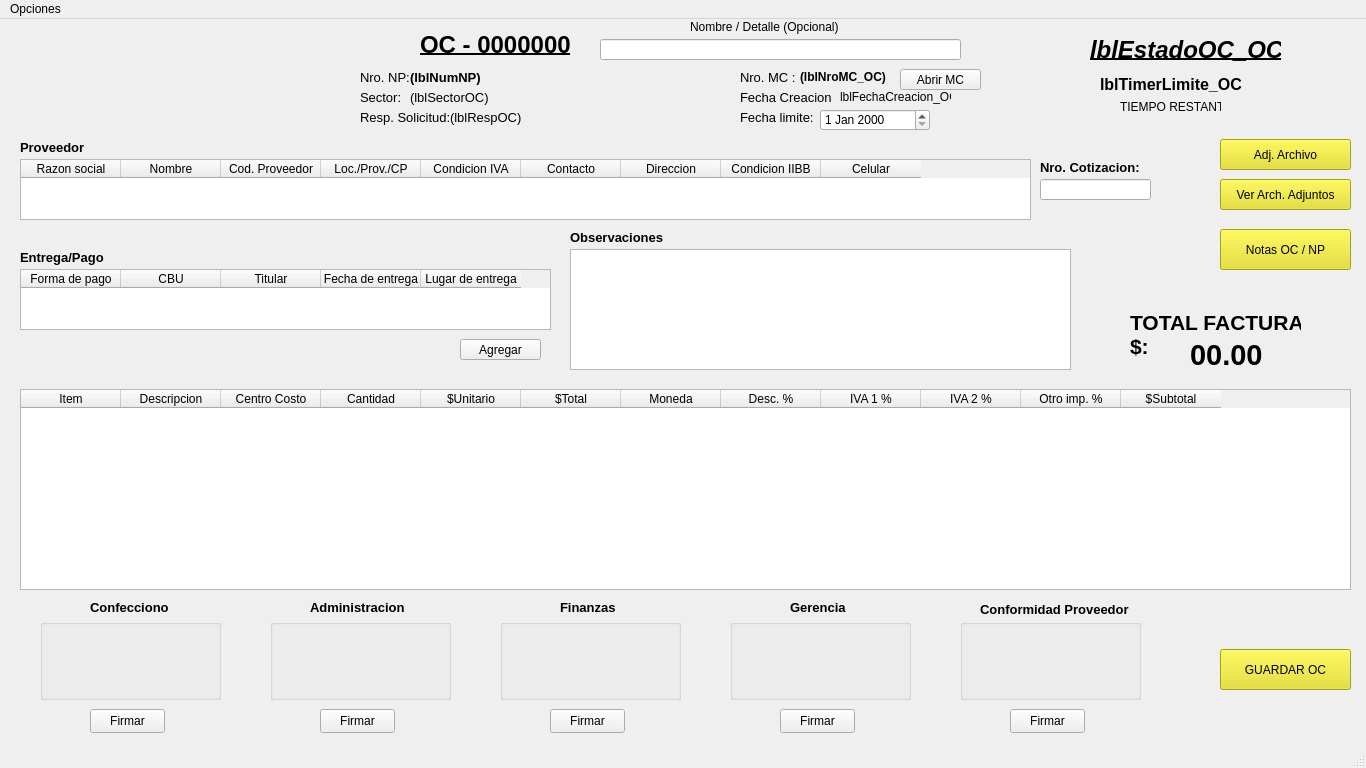
The window that editar_oc.ui (AyeQuinteros15/DemoPracticas) describes before a commit, drawn with Qt 5.
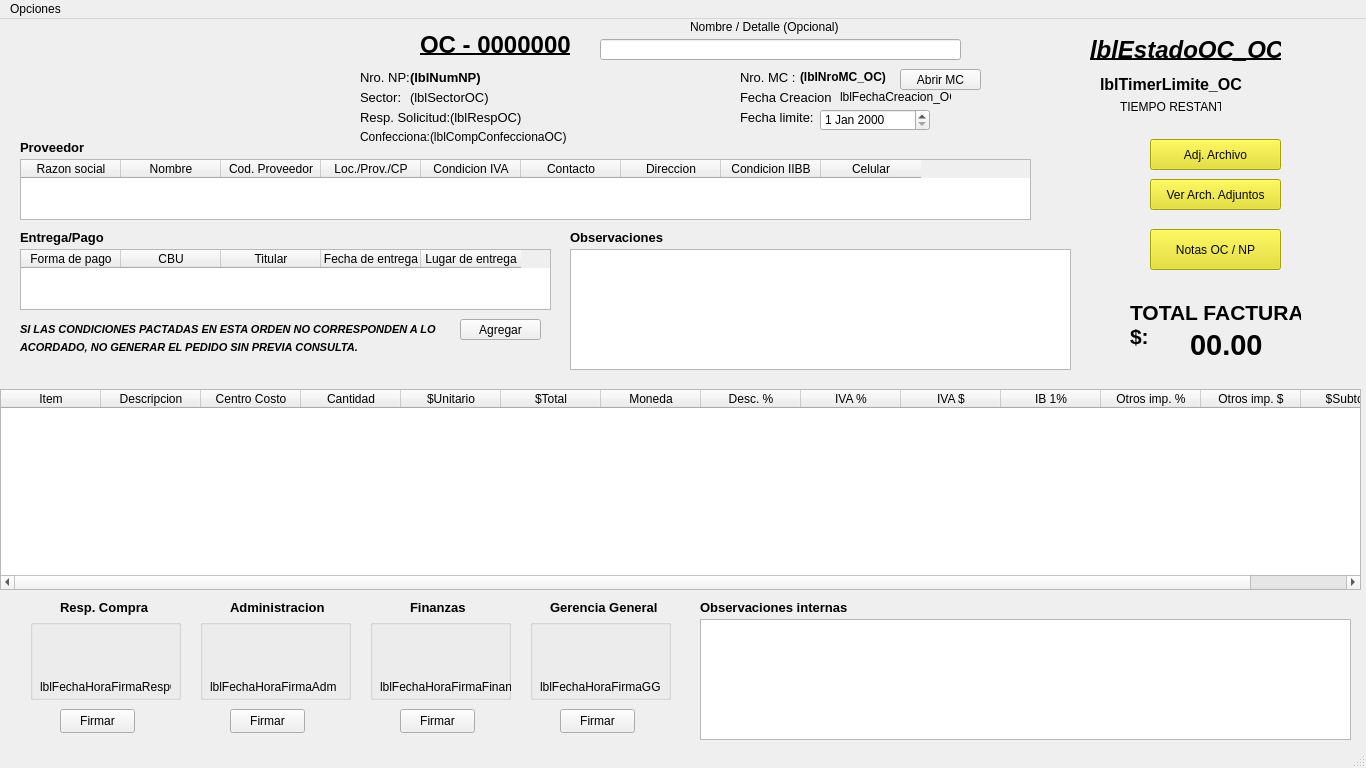
The same window after the commit. Icons and pictures are not drawn.

What changed in the file:
```diff
--- a/editar_oc.ui
+++ b/editar_oc.ui
@@ -89,9 +89,9 @@
    <widget class="QTableWidget" name="tablaDetallesItems">
     <property name="geometry">
      <rect>
-      <x>20</x>
+      <x>0</x>
       <y>370</y>
-      <width>1331</width>
+      <width>1361</width>
       <height>201</height>
      </rect>
     </property>
@@ -140,17 +140,27 @@
     </column>
     <column>
      <property name="text">
-      <string>IVA 1 %</string>
+      <string>IVA %</string>
      </property>
     </column>
     <column>
      <property name="text">
-      <string>IVA 2 %</string>
+      <string>IVA $</string>
      </property>
     </column>
     <column>
      <property name="text">
-      <string>Otro imp. %</string>
+      <string>IB 1%</string>
+     </property>
+    </column>
+    <column>
+     <property name="text">
+      <string>Otros imp. %</string>
+     </property>
+    </column>
+    <column>
+     <property name="text">
+      <string>Otros imp. $</string>
      </property>
     </column>
     <column>
@@ -220,9 +230,9 @@
    <widget class="QGroupBox" name="groupBox_2">
     <property name="geometry">
      <rect>
-      <x>40</x>
+      <x>30</x>
       <y>600</y>
-      <width>181</width>
+      <width>151</width>
       <height>81</height>
      </rect>
     </property>
@@ -235,12 +245,18 @@
     <widget class="QLabel" name="lblFirmaConfecciono_OC">
      <property name="geometry">
       <rect>
-       <x>20</x>
-       <y>10</y>
-       <width>141</width>
-       <height>61</height>
+       <x>0</x>
+       <y>0</y>
+       <width>150</width>
+       <height>60</height>
       </rect>
      </property>
+     <property name="maximumSize">
+      <size>
+       <width>150</width>
+       <height>60</height>
+      </size>
+     </property>
      <property name="font">
       <font>
        <pointsize>9</pointsize>
@@ -257,6 +273,19 @@
       <bool>true</bool>
      </property>
     </widget>
+    <widget class="QLabel" name="lblFechaHoraFirmaRespC">
+     <property name="geometry">
+      <rect>
+       <x>10</x>
+       <y>60</y>
+       <width>131</width>
+       <height>16</height>
+      </rect>
+     </property>
+     <property name="text">
+      <string>lblFechaHoraFirmaRespC</string>
+     </property>
+    </widget>
    </widget>
    <widget class="QLabel" name="label_20">
     <property name="geometry">
@@ -461,43 +490,11 @@
      <string>Proveedor</string>
     </property>
    </widget>
-   <widget class="QLabel" name="label_23">
-    <property name="geometry">
-     <rect>
-      <x>1040</x>
-      <y>140</y>
-      <width>101</width>
-      <height>16</height>
-     </rect>
-    </property>
-    <property name="font">
-     <font>
-      <pointsize>10</pointsize>
-      <bold>true</bold>
-     </font>
-    </property>
-    <property name="text">
-     <string>Nro. Cotizacion:</string>
-    </property>
-   </widget>
-   <widget class="QLineEdit" name="txtNumCotizacion">
-    <property name="geometry">
-     <rect>
-      <x>1040</x>
-      <y>160</y>
-      <width>111</width>
-      <height>21</height>
-     </rect>
-    </property>
-    <property name="styleSheet">
-     <string notr="true"/>
-    </property>
-   </widget>
    <widget class="QLabel" name="label_24">
     <property name="geometry">
      <rect>
       <x>20</x>
-      <y>230</y>
+      <y>210</y>
       <width>101</width>
       <height>16</height>
      </rect>
@@ -516,7 +513,7 @@
     <property name="geometry">
      <rect>
       <x>20</x>
-      <y>250</y>
+      <y>230</y>
       <width>531</width>
       <height>61</height>
      </rect>
@@ -574,9 +571,9 @@
    <widget class="QGroupBox" name="groupBox_3">
     <property name="geometry">
      <rect>
-      <x>270</x>
+      <x>200</x>
       <y>600</y>
-      <width>181</width>
+      <width>151</width>
       <height>81</height>
      </rect>
     </property>
@@ -589,12 +586,18 @@
     <widget class="QLabel" name="lblFirmaAdministracion_OC">
      <property name="geometry">
       <rect>
-       <x>20</x>
-       <y>10</y>
-       <width>141</width>
-       <height>61</height>
+       <x>0</x>
+       <y>0</y>
+       <width>150</width>
+       <height>60</height>
       </rect>
      </property>
+     <property name="maximumSize">
+      <size>
+       <width>150</width>
+       <height>60</height>
+      </size>
+     </property>
      <property name="font">
       <font>
        <pointsize>9</pointsize>
@@ -611,13 +614,26 @@
       <bool>true</bool>
      </property>
     </widget>
+    <widget class="QLabel" name="lblFechaHoraFirmaAdm">
+     <property name="geometry">
+      <rect>
+       <x>10</x>
+       <y>60</y>
+       <width>141</width>
+       <height>16</height>
+      </rect>
+     </property>
+     <property name="text">
+      <string>lblFechaHoraFirmaAdm</string>
+     </property>
+    </widget>
    </widget>
    <widget class="QGroupBox" name="groupBox_4">
     <property name="geometry">
      <rect>
-      <x>500</x>
+      <x>370</x>
       <y>600</y>
-      <width>181</width>
+      <width>141</width>
       <height>81</height>
      </rect>
     </property>
@@ -630,12 +646,18 @@
     <widget class="QLabel" name="lblFirmaFinanzas_OC">
      <property name="geometry">
       <rect>
-       <x>20</x>
-       <y>10</y>
+       <x>0</x>
+       <y>0</y>
        <width>141</width>
-       <height>61</height>
+       <height>60</height>
       </rect>
      </property>
+     <property name="maximumSize">
+      <size>
+       <width>150</width>
+       <height>60</height>
+      </size>
+     </property>
      <property name="font">
       <font>
        <pointsize>9</pointsize>
@@ -652,13 +674,26 @@
       <bool>true</bool>
      </property>
     </widget>
+    <widget class="QLabel" name="lblFechaHoraFirmaFinanzas">
+     <property name="geometry">
+      <rect>
+       <x>10</x>
+       <y>60</y>
+       <width>141</width>
+       <height>16</height>
+      </rect>
+     </property>
+     <property name="text">
+      <string>lblFechaHoraFirmaFinanzas</string>
+     </property>
+    </widget>
    </widget>
    <widget class="QGroupBox" name="groupBox_5">
     <property name="geometry">
      <rect>
-      <x>730</x>
+      <x>530</x>
       <y>600</y>
-      <width>181</width>
+      <width>141</width>
       <height>81</height>
      </rect>
     </property>
@@ -671,12 +706,18 @@
     <widget class="QLabel" name="lblFirmaGerencia_OC">
      <property name="geometry">
       <rect>
-       <x>20</x>
-       <y>10</y>
+       <x>0</x>
+       <y>0</y>
        <width>141</width>
-       <height>61</height>
+       <height>60</height>
       </rect>
      </property>
+     <property name="maximumSize">
+      <size>
+       <width>150</width>
+       <height>60</height>
+      </size>
+     </property>
      <property name="font">
       <font>
        <pointsize>9</pointsize>
@@ -693,59 +734,32 @@
       <bool>true</bool>
      </property>
     </widget>
-   </widget>
-   <widget class="QGroupBox" name="groupBox_6">
-    <property name="geometry">
-     <rect>
-      <x>960</x>
-      <y>600</y>
-      <width>181</width>
-      <height>81</height>
-     </rect>
-    </property>
-    <property name="styleSheet">
-     <string notr="true"/>
-    </property>
-    <property name="title">
-     <string/>
-    </property>
-    <widget class="QLabel" name="lblFirmaProveedor_OC">
+    <widget class="QLabel" name="lblFechaHoraFirmaGG">
      <property name="geometry">
       <rect>
-       <x>20</x>
-       <y>10</y>
+       <x>10</x>
+       <y>60</y>
        <width>141</width>
-       <height>61</height>
+       <height>16</height>
       </rect>
      </property>
-     <property name="font">
-      <font>
-       <pointsize>9</pointsize>
-       <bold>false</bold>
-      </font>
-     </property>
      <property name="text">
-      <string/>
-     </property>
-     <property name="pixmap">
-      <pixmap resource="../Demo SuCredito_Ezequiel/DemoSuCredito/DemoSuCredito/img/imagenes.qrc">:/xy/firma_digital_img.jpg</pixmap>
-     </property>
-     <property name="scaledContents">
-      <bool>true</bool>
+      <string>lblFechaHoraFirmaGG</string>
      </property>
     </widget>
    </widget>
    <widget class="QPushButton" name="btnAdjuntarArchivo_OC">
     <property name="geometry">
      <rect>
-      <x>1220</x>
+      <x>1150</x>
       <y>120</y>
       <width>131</width>
       <height>31</height>
      </rect>
     </property>
     <property name="styleSheet">
-     <string notr="true">background-color: rgb(229, 222, 18);</string>
+     <string notr="true">background-color: rgb(229, 222, 18);
+color: rgb(8, 8, 8);</string>
     </property>
     <property name="text">
      <string>Adj. Archivo</string>
@@ -754,7 +768,7 @@
    <widget class="QPushButton" name="btnFirmarConfecciono_OC">
     <property name="geometry">
      <rect>
-      <x>90</x>
+      <x>60</x>
       <y>690</y>
       <width>75</width>
       <height>24</height>
@@ -773,7 +787,7 @@
    <widget class="QPushButton" name="btnFirmarAdministracion_OC">
     <property name="geometry">
      <rect>
-      <x>320</x>
+      <x>230</x>
       <y>690</y>
       <width>75</width>
       <height>24</height>
@@ -792,7 +806,7 @@
    <widget class="QPushButton" name="btnFirmarFinanzas_OC">
     <property name="geometry">
      <rect>
-      <x>550</x>
+      <x>400</x>
       <y>690</y>
       <width>75</width>
       <height>24</height>
@@ -811,26 +825,7 @@
    <widget class="QPushButton" name="btnFirmarGerencia_OC">
     <property name="geometry">
      <rect>
-      <x>780</x>
-      <y>690</y>
-      <width>75</width>
-      <height>24</height>
-     </rect>
-    </property>
-    <property name="cursor">
-     <cursorShape>PointingHandCursor</cursorShape>
-    </property>
-    <property name="styleSheet">
-     <string notr="true"/>
-    </property>
-    <property name="text">
-     <string>Firmar</string>
-    </property>
-   </widget>
-   <widget class="QPushButton" name="btnFirmarProveedor_OC">
-    <property name="geometry">
-     <rect>
-      <x>1010</x>
+      <x>560</x>
       <y>690</y>
       <width>75</width>
       <height>24</height>
@@ -849,9 +844,9 @@
    <widget class="QLabel" name="label_30">
     <property name="geometry">
      <rect>
-      <x>90</x>
+      <x>60</x>
       <y>580</y>
-      <width>81</width>
+      <width>91</width>
       <height>16</height>
      </rect>
     </property>
@@ -862,13 +857,13 @@
      </font>
     </property>
     <property name="text">
-     <string>Confecciono</string>
+     <string>Resp. Compra</string>
     </property>
    </widget>
    <widget class="QLabel" name="label_33">
     <property name="geometry">
      <rect>
-      <x>310</x>
+      <x>230</x>
       <y>580</y>
       <width>101</width>
       <height>16</height>
@@ -887,7 +882,7 @@
    <widget class="QLabel" name="label_34">
     <property name="geometry">
      <rect>
-      <x>560</x>
+      <x>410</x>
       <y>580</y>
       <width>61</width>
       <height>16</height>
@@ -906,9 +901,9 @@
    <widget class="QLabel" name="label_35">
     <property name="geometry">
      <rect>
-      <x>790</x>
+      <x>550</x>
       <y>580</y>
-      <width>61</width>
+      <width>111</width>
       <height>16</height>
      </rect>
     </property>
@@ -919,33 +914,14 @@
      </font>
     </property>
     <property name="text">
-     <string>Gerencia</string>
-    </property>
-   </widget>
-   <widget class="QLabel" name="label_38">
-    <property name="geometry">
-     <rect>
-      <x>980</x>
-      <y>580</y>
-      <width>151</width>
-      <height>20</height>
-     </rect>
-    </property>
-    <property name="font">
-     <font>
-      <pointsize>10</pointsize>
-      <bold>true</bold>
-     </font>
-    </property>
-    <property name="text">
-     <string>Conformidad Proveedor</string>
+     <string>Gerencia General</string>
     </property>
    </widget>
    <widget class="QPushButton" name="btnAgregarEntregaPago">
     <property name="geometry">
      <rect>
       <x>460</x>
-      <y>320</y>
+      <y>300</y>
       <width>81</width>
       <height>21</height>
      </rect>
@@ -961,7 +937,7 @@
     <property name="geometry">
      <rect>
       <x>1130</x>
-      <y>290</y>
+      <y>280</y>
       <width>171</width>
       <height>51</height>
      </rect>
@@ -980,7 +956,7 @@
     <property name="geometry">
      <rect>
       <x>1190</x>
-      <y>320</y>
+      <y>310</y>
       <width>121</width>
       <height>31</height>
      </rect>
@@ -998,14 +974,15 @@
    <widget class="QPushButton" name="btnVerArchivosAdjuntos_OC">
     <property name="geometry">
      <rect>
-      <x>1220</x>
+      <x>1150</x>
       <y>160</y>
       <width>131</width>
       <height>31</height>
      </rect>
     </property>
     <property name="styleSheet">
-     <string notr="true">background-color: rgb(229, 222, 18);</string>
+     <string notr="true">background-color: rgb(229, 222, 18);
+color: rgb(8, 8, 8);</string>
     </property>
     <property name="text">
      <string>Ver Arch. Adjuntos</string>
@@ -1121,35 +1098,20 @@
    <widget class="QPushButton" name="btnAbrirNotas_OC">
     <property name="geometry">
      <rect>
-      <x>1220</x>
+      <x>1150</x>
       <y>210</y>
       <width>131</width>
       <height>41</height>
      </rect>
     </property>
     <property name="styleSheet">
-     <string notr="true">background-color: rgb(229, 222, 18);</string>
+     <string notr="true">background-color: rgb(229, 222, 18);
+color: rgb(8, 8, 8);</string>
     </property>
     <property name="text">
      <string>Notas OC / NP</string>
     </property>
    </widget>
-   <widget class="QPushButton" name="btnGuardarOC_OC">
-    <property name="geometry">
-     <rect>
-      <x>1220</x>
-      <y>630</y>
-      <width>131</width>
-      <height>41</height>
-     </rect>
-    </property>
-    <property name="styleSheet">
-     <string notr="true">background-color: rgb(229, 222, 18);</string>
-    </property>
-    <property name="text">
-     <string>GUARDAR OC</string>
-    </property>
-   </widget>
    <widget class="QPushButton" name="btnAbrirMC_OC">
     <property name="geometry">
      <rect>
@@ -1166,6 +1128,104 @@
      <string>Abrir MC</string>
     </property>
    </widget>
+   <widget class="QLabel" name="label_3">
+    <property name="geometry">
+     <rect>
+      <x>20</x>
+      <y>300</y>
+      <width>421</width>
+      <height>21</height>
+     </rect>
+    </property>
+    <property name="font">
+     <font>
+      <pointsize>8</pointsize>
+      <italic>true</italic>
+      <bold>true</bold>
+     </font>
+    </property>
+    <property name="text">
+     <string>SI LAS CONDICIONES PACTADAS EN ESTA ORDEN NO CORRESPONDEN A LO</string>
+    </property>
+   </widget>
+   <widget class="QLabel" name="label_4">
+    <property name="geometry">
+     <rect>
+      <x>20</x>
+      <y>320</y>
+      <width>401</width>
+      <height>16</height>
+     </rect>
+    </property>
+    <property name="font">
+     <font>
+      <pointsize>8</pointsize>
+      <italic>true</italic>
+      <bold>true</bold>
+     </font>
+    </property>
+    <property name="text">
+     <string>ACORDADO, NO GENERAR EL PEDIDO SIN PREVIA CONSULTA.</string>
+    </property>
+   </widget>
+   <widget class="QLabel" name="label_27">
+    <property name="geometry">
+     <rect>
+      <x>700</x>
+      <y>580</y>
+      <width>151</width>
+      <height>16</height>
+     </rect>
+    </property>
+    <property name="font">
+     <font>
+      <pointsize>10</pointsize>
+      <bold>true</bold>
+     </font>
+    </property>
+    <property name="text">
+     <string>Observaciones internas</string>
+    </property>
+   </widget>
+   <widget class="QTextEdit" name="txtObservacionesInternasOC">
+    <property name="geometry">
+     <rect>
+      <x>700</x>
+      <y>600</y>
+      <width>651</width>
+      <height>121</height>
+     </rect>
+    </property>
+    <property name="styleSheet">
+     <string notr="true"/>
+    </property>
+   </widget>
+   <widget class="QLabel" name="label_5">
+    <property name="geometry">
+     <rect>
+      <x>360</x>
+      <y>110</y>
+      <width>71</width>
+      <height>16</height>
+     </rect>
+    </property>
+    <property name="text">
+     <string>Confecciona:</string>
+    </property>
+   </widget>
+   <widget class="QLabel" name="lblCompConfeccionaOC">
+    <property name="geometry">
+     <rect>
+      <x>430</x>
+      <y>110</y>
+      <width>141</width>
+      <height>16</height>
+     </rect>
+    </property>
+    <property name="text">
+     <string>(lblCompConfeccionaOC)</string>
+    </property>
+   </widget>
   </widget>
   <widget class="QMenuBar" name="menubar">
    <property name="geometry">
```
